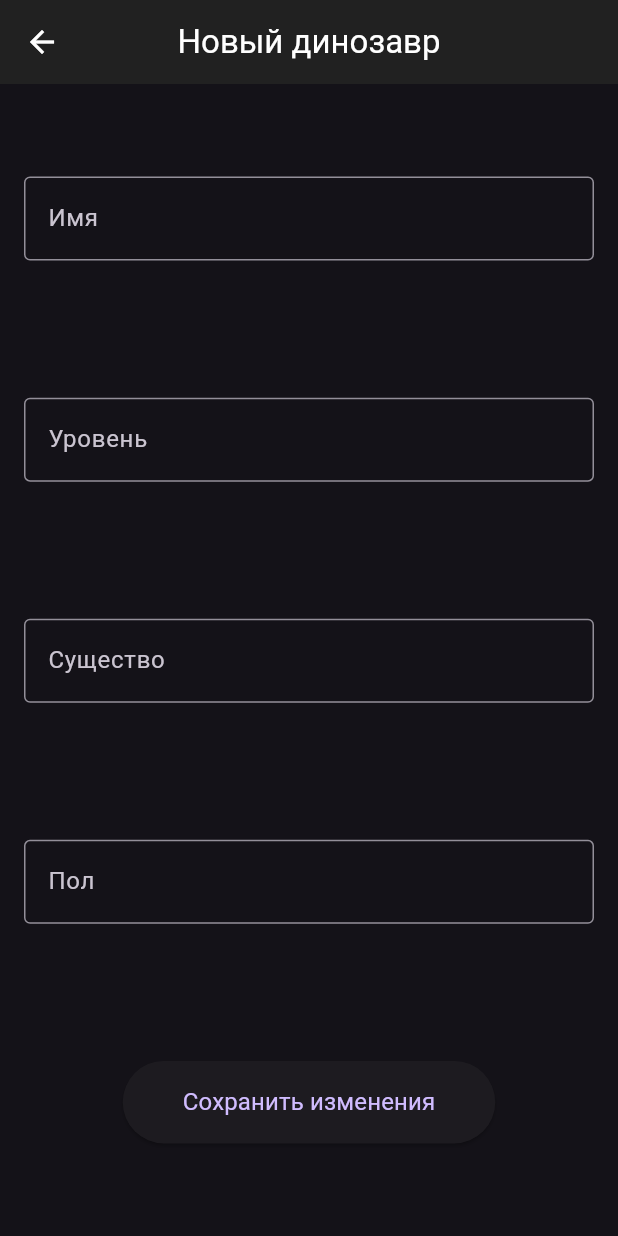
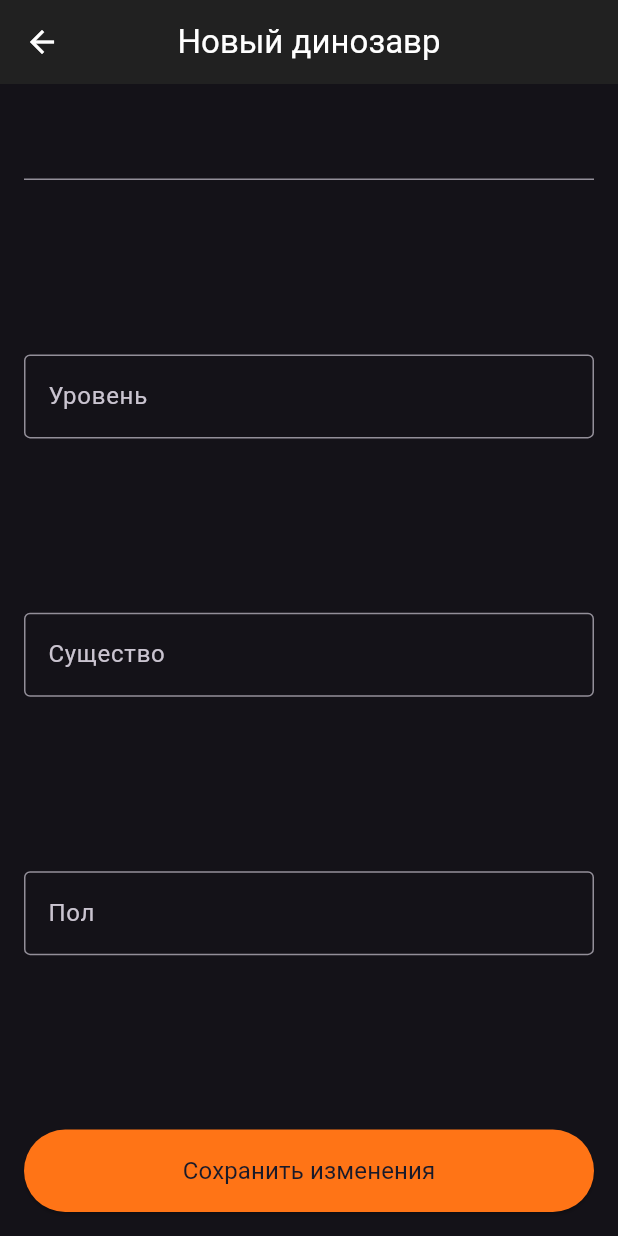
Before and after one commit to leushinilya/DinoManager, a Flutter app: the screen it shows after launch, after a tap on an icon or button, on a phone screen of 412 x 824 dp. Run offline on Flutter 3.47's test engine with Material 3 defaults, Android fonts, the phone set to English and light mode, and no system bars.

Commit message:
Button style

```diff
--- a/lib/ui/components/dino_button.dart
+++ b/lib/ui/components/dino_button.dart
@@ -1,4 +1,3 @@
-import 'package:dino_manager/dino_app.dart';
 import 'package:dino_manager/ui/theme/theme_extension.dart';
 import 'package:flutter/material.dart';
 
@@ -19,13 +18,15 @@ class DinoButton extends StatelessWidget {
               borderRadius: BorderRadius.circular(theme.dimens.corners.cornerExtraLarge),
             ),
           ),
-          backgroundBuilder:
+          backgroundColor: WidgetStatePropertyAll(theme.palette.surfaceColors.tertiary)
         ),
         child: Padding(
           padding: EdgeInsets.all(theme.dimens.spacings.spacingL),
           child: Text(
             text,
-            style: theme.textStyles.body.b1,
+            style: theme.textStyles.body.b1.copyWith(
+              color: theme.palette.textColors.primary
+            ),
           ),
         ));
   }
--- /dev/null
+++ b/lib/ui/components/dino_text_field.dart
@@ -0,0 +1,18 @@
+import 'package:flutter/material.dart';
+
+class DinoTextField extends StatefulWidget {
+  const DinoTextField({super.key});
+
+  @override
+  State<DinoTextField> createState() => _DinoTextFieldState();
+}
+
+class _DinoTextFieldState extends State<DinoTextField> {
+  @override
+  Widget build(BuildContext context) {
+    // TODO: implement build
+    return TextField(
+      decoration: InputDecoration(border: null).copyWith(),
+    );
+  }
+}
--- a/lib/ui/screens/dino_edit_screen.dart
+++ b/lib/ui/screens/dino_edit_screen.dart
@@ -1,6 +1,8 @@
 import 'package:dino_manager/ui/components/dino_button.dart';
+import 'package:dino_manager/ui/components/dino_text_field.dart';
 import 'package:flutter/material.dart';
 import 'package:dino_manager/models/dino.dart';
+import 'package:dino_manager/ui/theme/theme_extension.dart';
 
 class DinoEditScreen extends StatelessWidget {
   const DinoEditScreen({this.dino, super.key});
@@ -28,11 +30,12 @@ class DinoEditScreen extends StatelessWidget {
         ),
       ),
       body: Padding(
-        padding: const EdgeInsets.all(16.0),
+        padding: EdgeInsets.all(context.dinoTheme.dimens.spacings.spacingL),
         child: Column(
-          mainAxisAlignment: MainAxisAlignment.spaceAround,
+          mainAxisAlignment: MainAxisAlignment.spaceBetween,
+          crossAxisAlignment: CrossAxisAlignment.stretch,
           children: [
-            TextField(
+            DinoTextField(
               decoration: const InputDecoration(
                 border: OutlineInputBorder(),
                 hintText: "Имя",
--- a/lib/ui/theme/colors/palette_entity.dart
+++ b/lib/ui/theme/colors/palette_entity.dart
@@ -15,11 +15,13 @@ class Palette {
 class SurfaceColors {
   final Color primary;
   final Color secondary;
+  final Color tertiary;
   final Color disabled;
 
   SurfaceColors({
     required this.primary,
     required this.secondary,
+    required this.tertiary,
     required this.disabled,
   });
 }
--- a/lib/ui/theme/colors/palettes.dart
+++ b/lib/ui/theme/colors/palettes.dart
@@ -7,6 +7,7 @@ final lightColorsPalette = Palette(
   SurfaceColors(
     primary: _colorPrimitives.grey10,
     secondary: _colorPrimitives.white,
+    tertiary: _colorPrimitives.orange,
     disabled: _colorPrimitives.grey5,
   ),
   TextColors(
@@ -31,6 +32,7 @@ final darkColorsPalette = Palette(
   SurfaceColors(
     primary: _colorPrimitives.grey80,
     secondary: _colorPrimitives.grey20,
+    tertiary: _colorPrimitives.orange,
     disabled: _colorPrimitives.grey5,
   ),
   TextColors(
```
